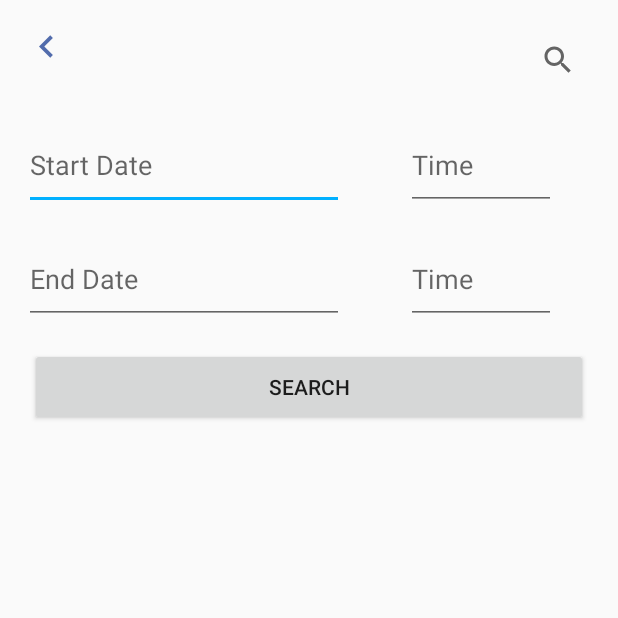
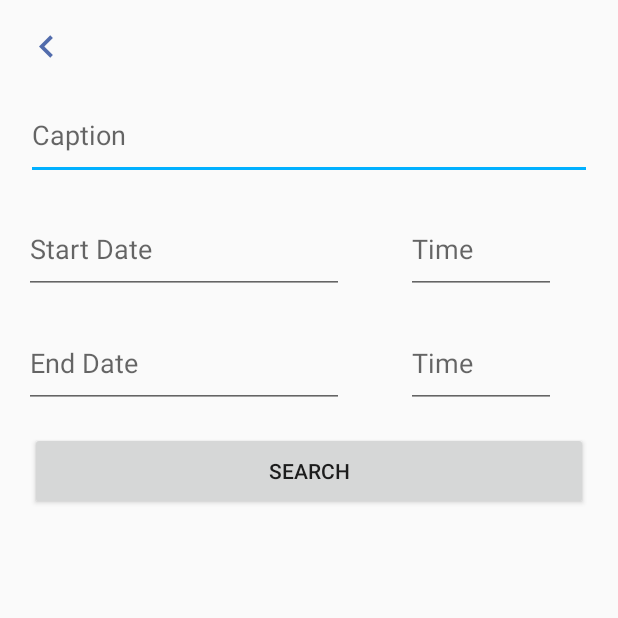
Before and after one commit to zing2bing13/PhotoGalleryApp, an Android app: the SearchActivity screen opened directly, with no data from a screen before it, on a phone screen of 412 x 824 dp, the top half of it. Run offline under Robolectric (Android 15) with nearby library versions, the phone set to English and light mode, and no system bars.

Commit message:
Fix caption filter Fix nre in ImageFilter Hide controls when filter is bad
Signed-off-by: Leon Zhen <leonzhen@gmail.com>

```diff
--- a/app/src/main/java/com/example/assignment1/SearchActivity.java
+++ b/app/src/main/java/com/example/assignment1/SearchActivity.java
@@ -70,7 +70,7 @@ public class SearchActivity extends AppCompatActivity {
         }
 
         // Get the caption text
-        //filter.Caption = ((EditText)findViewById(R.id.searchView)).getText().toString();
+        filter.Caption = ((EditText)findViewById(R.id.searchView)).getText().toString();
 
         // Get intent
         Intent intent = getIntent();
--- a/app/src/main/res/layout/activity_search.xml
+++ b/app/src/main/res/layout/activity_search.xml
@@ -16,18 +16,18 @@
         android:background="@drawable/ic_left"
         android:onClick="onBackClick"
         android:textSize="12sp"
+        android:layout_marginEnd="16dp"
         app:layout_constraintStart_toStartOf="parent"
         app:layout_constraintTop_toTopOf="parent" />
 
-    <SearchView
+    <EditText
         android:id="@+id/searchView"
-        android:layout_width="wrap_content"
-        android:layout_height="wrap_content"
-        android:layout_marginTop="16dp"
-        android:layout_marginEnd="16dp"
+        android:layout_width="377dp"
+        android:layout_height="60dp"
+        android:layout_marginTop="60dp"
+        android:hint="@string/search_hint_caption"
         app:layout_constraintEnd_toEndOf="parent"
-        app:layout_constraintHorizontal_bias="1.0"
-        app:layout_constraintStart_toEndOf="@+id/button"
+        app:layout_constraintStart_toStartOf="parent"
         app:layout_constraintTop_toTopOf="parent" />
 
     <EditText
--- a/app/src/main/res/values/strings.xml
+++ b/app/src/main/res/values/strings.xml
@@ -14,4 +14,5 @@
     <string name="cameraPermissionDenied">Cannot use the camera without permission</string>
     <string name="errorReadingGalleryPhoto">Error when read the photo gallery</string>
     <string name="NoPhotoChosen">No photo chosen from gallery</string>
+    <string name="search_hint_caption">Caption</string>
 </resources>
```
Also changed, not shown: app/src/main/java/com/example/assignment1/MainActivity.java (+6 -1 lines), app/src/main/java/com/example/assignment1/Util/Filter/ImageFilter.java (+8 -1 lines), 1 other file.
